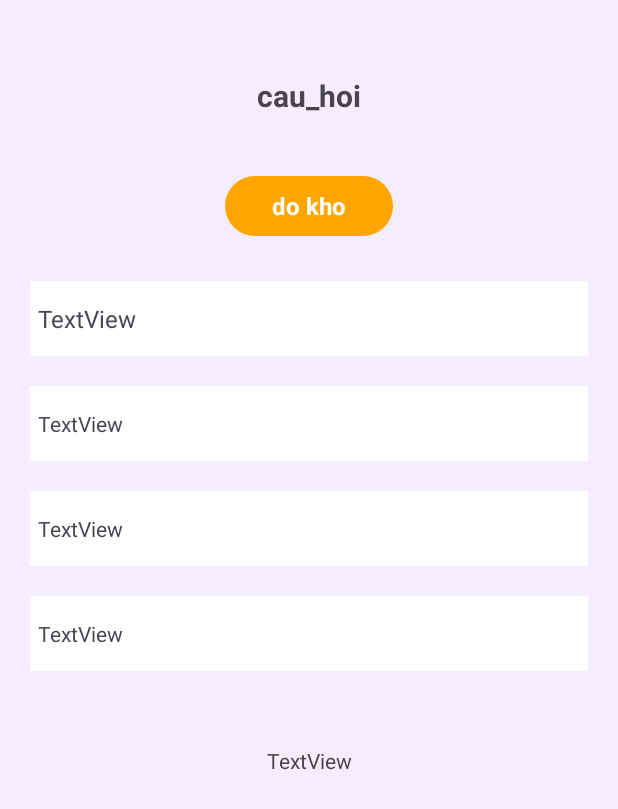
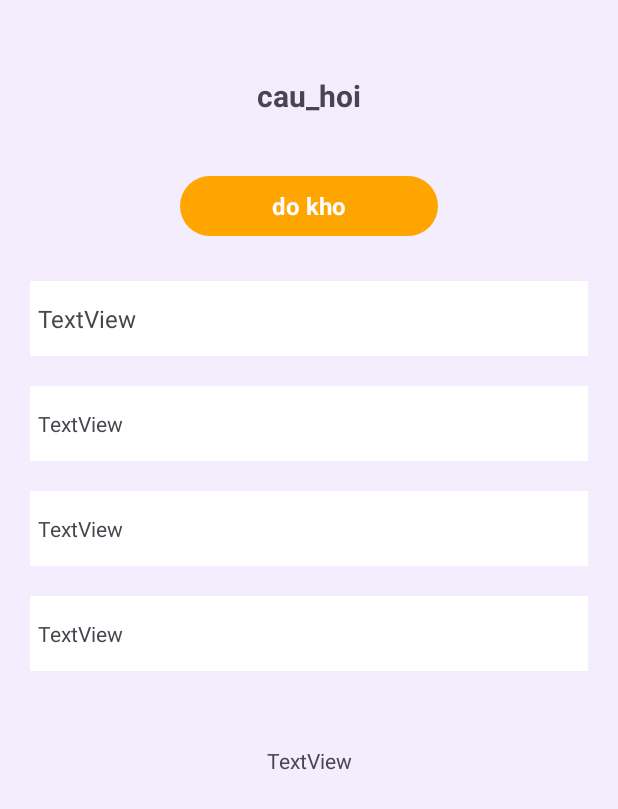
Before and after one commit to tiendung21111/Android_QuizApp, an Android app: the layout activity_main6.xml on its own in the app's theme, with its tools: preview values and no code run, on a phone screen of 412 x 824 dp. Shown: the top 809 px of the screen. Run offline under Robolectric (Android 15) with nearby library versions, the phone set to English and light mode, and no system bars.

Commit message:
chinh lai xml6

```diff
--- a/app/src/main/res/layout/activity_main6.xml
+++ b/app/src/main/res/layout/activity_main6.xml
@@ -26,9 +26,9 @@
         android:id="@+id/Do_kho"
         android:layout_width="0dp"
         android:layout_height="40dp"
-        android:layout_marginStart="150dp"
+        android:layout_marginStart="120dp"
         android:layout_marginTop="40dp"
-        android:layout_marginEnd="150dp"
+        android:layout_marginEnd="120dp"
         android:background="@drawable/background_pattern"
         android:gravity="center"
         android:text="do kho"
```
